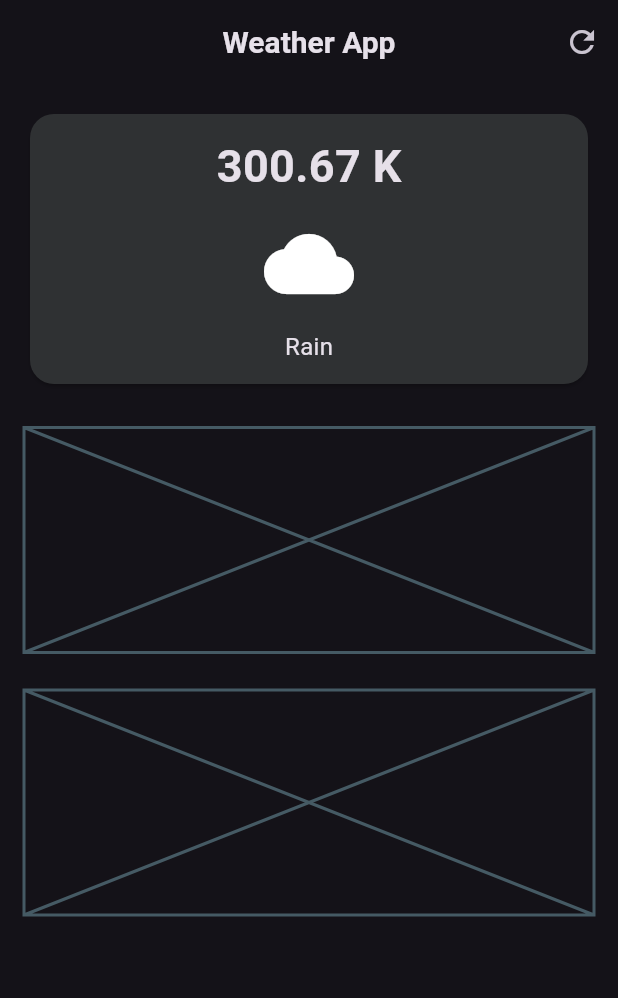
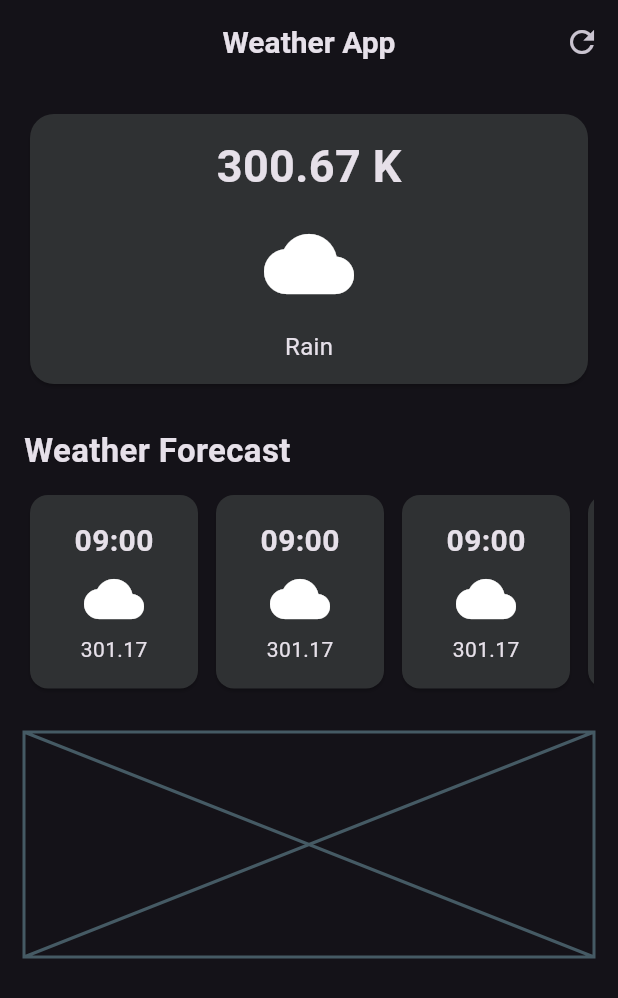
Before and after one commit to VannetNang/website-app-flutter, a Flutter app: the screen it shows after launch, on a phone screen of 412 x 824 dp. Shown: the top 998 px of the screen. Run offline on Flutter 3.47's test engine with Material 3 defaults, Android fonts, the phone set to English and light mode, and no system bars.

Commit message:
- Finished Hourly Forecast Component - Created the HourlyForecastComponent for further re-usable code

```diff
--- /dev/null
+++ b/lib/hourly_forecast_component.dart
@@ -0,0 +1,29 @@
+import 'package:flutter/material.dart';
+
+class HourlyForecastComponent extends StatelessWidget {
+  const HourlyForecastComponent({super.key});
+
+  @override
+  Widget build(BuildContext context) {
+    return Card(
+      color: const Color.fromARGB(255, 47, 49, 51),
+      child: Container(
+        padding: const EdgeInsets.all(16),
+        child: SizedBox(
+          width: 80,
+          child: Column(
+            spacing: 4,
+            children: [
+              Text(
+                '09:00',
+                style: TextStyle(fontSize: 20, fontWeight: FontWeight.bold),
+              ),
+              Icon(Icons.cloud, size: 40),
+              Text('301.17'),
+            ],
+          ),
+        ),
+      ),
+    );
+  }
+}
--- a/lib/weather_app.dart
+++ b/lib/weather_app.dart
@@ -1,4 +1,5 @@
 import 'package:flutter/material.dart';
+import 'package:weather_app_flutter/hourly_forecast_component.dart';
 
 class WeatherApp extends StatelessWidget {
   const WeatherApp({super.key});
@@ -54,7 +55,27 @@ class WeatherApp extends StatelessWidget {
 
             // Forecast card
             const SizedBox(height: 25),
-            Placeholder(fallbackHeight: 150),
+            Container(
+              alignment: AlignmentGeometry.centerLeft,
+              child: Text(
+                'Weather Forecast',
+                style: TextStyle(fontSize: 22, fontWeight: FontWeight.w700),
+              ),
+            ),
+
+            const SizedBox(height: 10),
+            SingleChildScrollView(
+              scrollDirection: Axis.horizontal,
+              child: Row(
+                spacing: 4,
+                children: [
+                  HourlyForecastComponent(),
+                  HourlyForecastComponent(),
+                  HourlyForecastComponent(),
+                  HourlyForecastComponent(),
+                ],
+              ),
+            ),
 
             // Additional information
             const SizedBox(height: 25),
```
